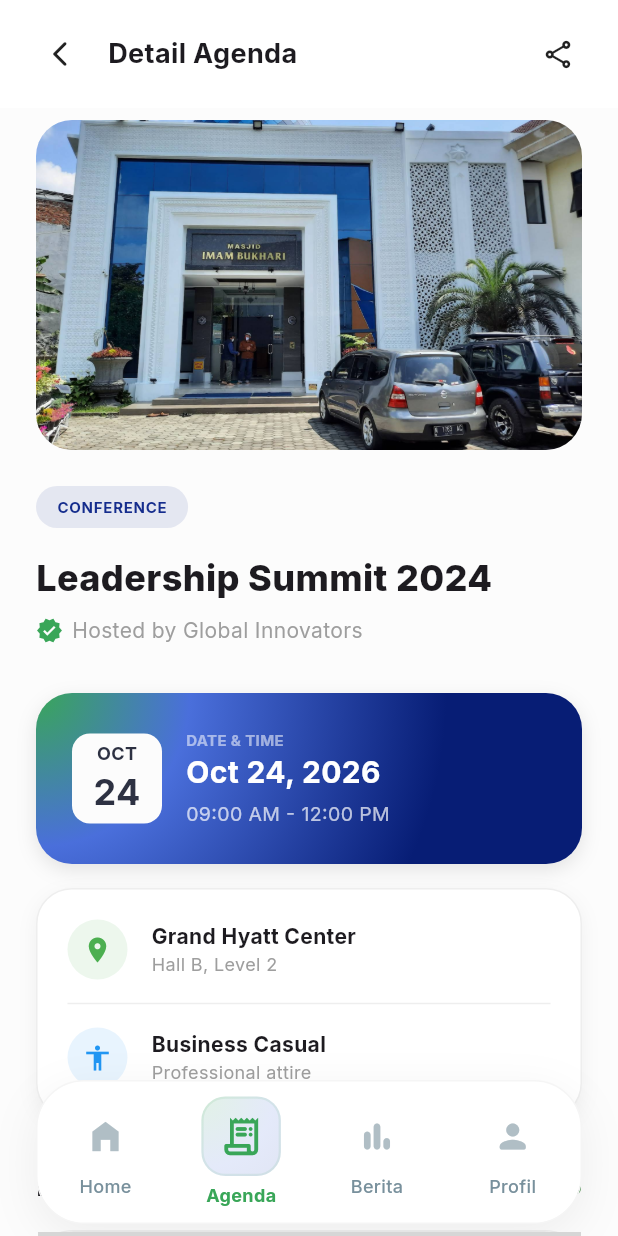
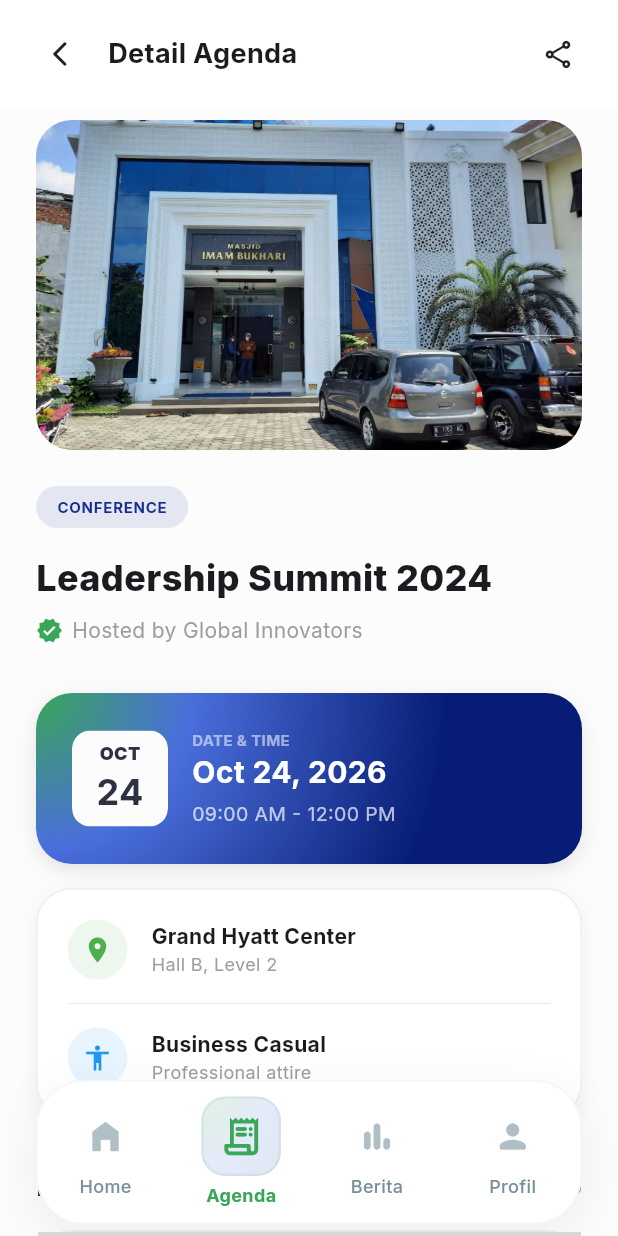
Before and after one commit to bilalihsan1955/Aplikasi-PDM-Kota-Malang, a Flutter app: the DetailAgendaPage screen opened by its route, on a phone screen of 412 x 824 dp. Run offline on Flutter 3.47's test engine with Material 3 defaults, Android fonts, the phone set to English and light mode, and no system bars; drawn by our look-alikes of flutter_map; our stand-ins replace go_router, google_fonts, latlong2, shared_preferences; accounts and stored records are empty; grey boxes are pictures that could not be loaded.

Commit message:
update minor halaman detail agenda

```diff
--- a/lib/view/pages/agenda/detail_agenda_page.dart
+++ b/lib/view/pages/agenda/detail_agenda_page.dart
@@ -1,3 +1,4 @@
+import 'dart:ui';
 import 'package:flutter/material.dart';
 import 'package:go_router/go_router.dart';
 import 'package:flutter_map/flutter_map.dart';
@@ -140,6 +141,76 @@ class _DetailAgendaPageState extends State<DetailAgendaPage> {
     );
   }
 
+  Widget _buildDateTimeCard(BuildContext context) {
+    return Container(
+      padding: const EdgeInsets.all(24),
+      decoration: BoxDecoration(
+        gradient: const RadialGradient(center: Alignment.topLeft, radius: 3, colors: [Color(0xFF39A658), Color(0xFF4A6FDB), Color(0XFF071D75)], stops: [0.0, 0.3, 0.8]),
+        borderRadius: BorderRadius.circular(24),
+        boxShadow: [BoxShadow(color: Colors.black.withOpacity(0.1), blurRadius: 10, offset: const Offset(0, 4))],
+      ),
+      child: Row(
+        children: [
+          // Row dibatasi tinggi agar double.infinity pada anak bekerja dengan benar
+          SizedBox(
+            height: 64,
+            child: _buildCardDate(context),
+          ),
+          const SizedBox(width: 16),
+          Expanded(
+            child: Column(
+              crossAxisAlignment: CrossAxisAlignment.start,
+              mainAxisAlignment: MainAxisAlignment.center,
+              children: const [
+                Text('DATE & TIME', style: TextStyle(color: Colors.white54, fontSize: 10, fontWeight: FontWeight.bold)),
+                Text('Oct 24, 2026', style: TextStyle(color: Colors.white, fontSize: 20, fontWeight: FontWeight.bold)),
+                SizedBox(height: 4),
+                Text('09:00 AM - 12:00 PM', style: TextStyle(color: Colors.white70, fontSize: 13)),
+              ],
+            ),
+          ),
+        ],
+      ),
+    );
+  }
+
+  Widget _buildCardDate(BuildContext context) {
+    final isDark = Theme.of(context).brightness == Brightness.dark;
+    final textColor = isDark ? Colors.white : const Color(0xFF2D3142);
+
+    return AspectRatio(
+      aspectRatio: 1,
+      child: ClipRRect(
+        borderRadius: BorderRadius.circular(12),
+        child: isDark
+          ? BackdropFilter(
+              filter: ImageFilter.blur(sigmaX: 10, sigmaY: 10),
+              child: _dateContainer(isDark, textColor),
+            )
+          : _dateContainer(isDark, textColor),
+      ),
+    );
+  }
+
+  Widget _dateContainer(bool isDark, Color textColor) {
+    return Container(
+      height: double.infinity, // Tinggi mengisi ruang yang tersedia
+      width: double.infinity,  // Lebar akan dikontrol oleh AspectRatio 1:1
+      decoration: BoxDecoration(
+        color: isDark ? const Color(0xFF152D8D).withOpacity(0.8) : const Color(0xFFFCFCFC),
+        borderRadius: BorderRadius.circular(12),
+        border: isDark ? Border.all(color: Colors.white.withOpacity(0.1)) : null,
+      ),
+      child: Column(
+        mainAxisAlignment: MainAxisAlignment.center,
+        children: [
+          Text('OCT', style: TextStyle(color: textColor, fontWeight: isDark ? FontWeight.bold : FontWeight.w900, fontSize: 12)),
+          Text('24', style: TextStyle(fontSize: 24, fontWeight: FontWeight.bold, color: textColor)),
+        ],
+      ),
+    );
+  }
+
   Widget _buildLocationHeader() {
     return Row(
       mainAxisAlignment: MainAxisAlignment.spaceBetween,
@@ -155,45 +226,19 @@ class _DetailAgendaPageState extends State<DetailAgendaPage> {
 
   Widget _buildMapPreview(bool isDark) {
     const LatLng eventLocation = LatLng(-7.9666, 112.6326);
-
     return Container(
       height: 240,
       width: double.infinity,
-      decoration: BoxDecoration(
-        borderRadius: BorderRadius.circular(24),
-        border: Border.all(color: isDark ? Colors.white10 : Colors.grey.shade200),
-      ),
+      decoration: BoxDecoration(borderRadius: BorderRadius.circular(24), border: Border.all(color: isDark ? Colors.white10 : Colors.grey.shade200)),
       child: ClipRRect(
         borderRadius: BorderRadius.circular(24),
         child: Stack(
           children: [
             FlutterMap(
-              options: const MapOptions(
-                initialCenter: eventLocation,
-                initialZoom: 15.0,
-                interactionOptions: InteractionOptions(
-                  flags: InteractiveFlag.none,
-                ),
-              ),
+              options: const MapOptions(initialCenter: eventLocation, initialZoom: 15.0, interactionOptions: InteractionOptions(flags: InteractiveFlag.none)),
               children: [
-                TileLayer(
-                  urlTemplate: 'https://tile.openstreetmap.org/{z}/{x}/{y}.png',
-                  userAgentPackageName: 'com.pdm_malang.app',
-                ),
-                MarkerLayer(
-                  markers: [
-                    Marker(
-                      point: eventLocation,
-                      width: 40,
-                      height: 40,
-                      child: const Icon(
-                        Icons.location_on,
-                        color: Colors.red,
-                        size: 40,
-                      ),
-                    ),
-                  ],
-                ),
+                TileLayer(urlTemplate: 'https://tile.openstreetmap.org/{z}/{x}/{y}.png', userAgentPackageName: 'com.pdm_malang.app'),
+                MarkerLayer(markers: [Marker(point: eventLocation, width: 40, height: 40, child: const Icon(Icons.location_on, color: Colors.red, size: 40))]),
               ],
             ),
             Align(
@@ -204,47 +249,17 @@ class _DetailAgendaPageState extends State<DetailAgendaPage> {
                 decoration: BoxDecoration(
                   color: isDark ? const Color(0xFF1E1E1E) : Colors.white,
                   borderRadius: BorderRadius.circular(100),
-                  boxShadow: [
-                    BoxShadow(
-                      color: Colors.black.withOpacity(0.1),
-                      blurRadius: 10,
-                      offset: const Offset(0, 4),
-                    )
-                  ],
+                  boxShadow: [BoxShadow(color: Colors.black.withOpacity(0.1), blurRadius: 10, offset: const Offset(0, 4))],
                 ),
                 child: Row(
                   children: [
-                    Container(
-                      padding: const EdgeInsets.all(8),
-                      decoration: const BoxDecoration(color: Color(0xFF00C853), shape: BoxShape.circle),
-                      child: const Icon(Icons.location_on, color: Colors.white, size: 20),
-                    ),
+                    Container(padding: const EdgeInsets.all(8), decoration: const BoxDecoration(color: Color(0xFF00C853), shape: BoxShape.circle), child: const Icon(Icons.location_on, color: Colors.white, size: 20)),
                     const SizedBox(width: 12),
-                    Expanded(
-                      child: Column(
-                        mainAxisSize: MainAxisSize.min,
-                        crossAxisAlignment: CrossAxisAlignment.start,
-                        children: [
-                          Text(
-                            'Grand Hyatt Center',
-                            style: TextStyle(
-                              fontWeight: FontWeight.bold,
-                              fontSize: 14,
-                              color: isDark ? Colors.white : Colors.black87,
-                            ),
-                          ),
-                          Text(
-                            '2.4 km from your location',
-                            style: TextStyle(color: Colors.grey.shade500, fontSize: 11),
-                          ),
-                        ],
-                      ),
-                    ),
-                    Container(
-                      padding: const EdgeInsets.all(8),
-                      decoration: const BoxDecoration(color: Color(0xFFE3F2FD), shape: BoxShape.circle),
-                      child: const Icon(Icons.near_me, color: Color(0xFF1565C0), size: 20),
-                    ),
+                    Expanded(child: Column(mainAxisSize: MainAxisSize.min, crossAxisAlignment: CrossAxisAlignment.start, children: [
+                      Text('Grand Hyatt Center', style: TextStyle(fontWeight: FontWeight.bold, fontSize: 14, color: isDark ? Colors.white : Colors.black87)),
+                      Text('2.4 km from your location', style: TextStyle(color: Colors.grey.shade500, fontSize: 11)),
+                    ])),
+                    Container(padding: const EdgeInsets.all(8), decoration: BoxDecoration(color: const Color(0xFFE3F2FD), shape: BoxShape.circle), child: const Icon(Icons.near_me, color: Color(0xFF1565C0), size: 20)),
                   ],
                 ),
               ),
@@ -295,51 +310,6 @@ class _DetailAgendaPageState extends State<DetailAgendaPage> {
     );
   }
 
-  Widget _buildDateTimeCard(BuildContext context) {
-    final isDark = Theme.of(context).brightness == Brightness.dark;
-    return Container(
-      padding: const EdgeInsets.all(24),
-      decoration: BoxDecoration(
-        gradient: const RadialGradient(center: Alignment.topLeft, radius: 3, colors: [Color(0xFF39A658), Color(0xFF4A6FDB), Color(0XFF071D75)], stops: [0.0, 0.3, 0.8]),
-        borderRadius: BorderRadius.circular(24),
-        boxShadow: [BoxShadow(color: Colors.black.withOpacity(0.1), blurRadius: 10, offset: const Offset(0, 4))],
-      ),
-      child: Row(
-        children: [
-          _buildCardDate(isDark),
-          const SizedBox(width: 16),
-          Expanded(
-            child: Column(
-              crossAxisAlignment: CrossAxisAlignment.start,
-              mainAxisAlignment: MainAxisAlignment.center,
-              children: const [
-                Text('DATE & TIME', style: TextStyle(color: Colors.white54, fontSize: 10, fontWeight: FontWeight.bold)),
-                Text('Oct 24, 2026', style: TextStyle(color: Colors.white, fontSize: 20, fontWeight: FontWeight.bold)),
-                SizedBox(height: 4),
-                Text('09:00 AM - 12:00 PM', style: TextStyle(color: Colors.white70, fontSize: 13)),
-              ],
-            ),
-          ),
-        ],
-      ),
-    );
-  }
-
-  Widget _buildCardDate(bool isDark) {
-    final textColor = isDark ? Colors.white : const Color(0xFF2D3142);
-    return Container(
-      height: 60, width: 60,
-      decoration: BoxDecoration(color: isDark ? const Color(0xFF152D8D).withOpacity(0.8) : const Color(0xFFFCFCFC), borderRadius: BorderRadius.circular(12)),
-      child: Column(
-        mainAxisAlignment: MainAxisAlignment.center,
-        children: [
-          Text('OCT', style: TextStyle(color: textColor, fontWeight: FontWeight.bold, fontSize: 12)),
-          Text('24', style: TextStyle(fontSize: 24, fontWeight: FontWeight.bold, color: textColor)),
-        ],
-      ),
-    );
-  }
-
   Widget _buildDetailsCard(bool isDark) {
     return Container(
       padding: const EdgeInsets.all(20),
```
